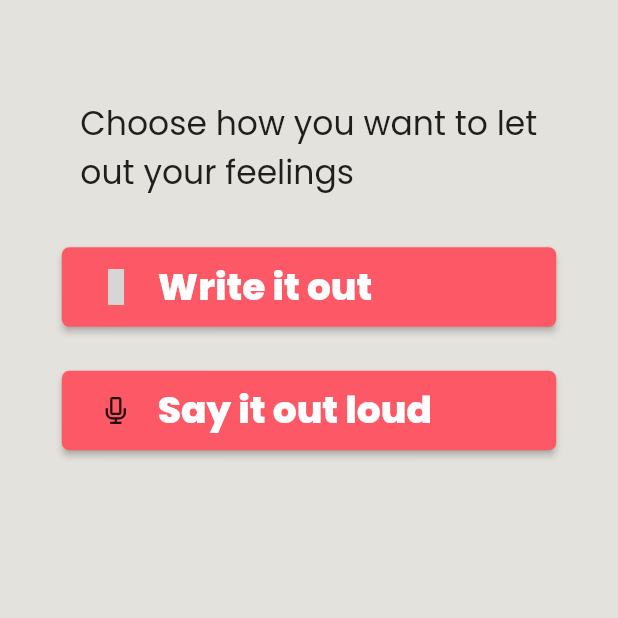
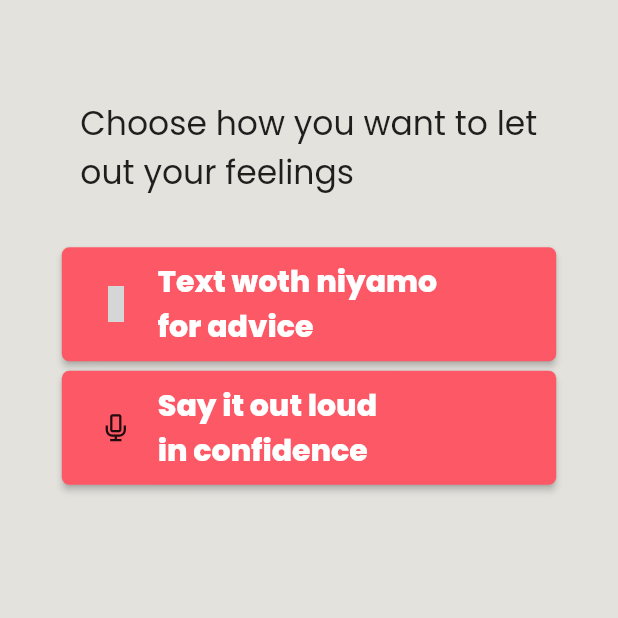
Before and after one commit to dwvicy/niyamo, a Flutter app: the Rant screen opened directly, on a phone screen of 412 x 824 dp, the top half of it. Run offline on Flutter 3.47's test engine with Material 2 defaults, Android fonts, the phone set to English and light mode, and no system bars; our stand-ins replace carousel_slider, intro_slider, line_icons; grey boxes are pictures that could not be loaded.

Commit message:
ui: modifying rant

```diff
--- a/lib/screens/rant.dart
+++ b/lib/screens/rant.dart
@@ -45,11 +45,11 @@ class _RantState extends State<Rant> {
                     Padding(
                       padding: const EdgeInsets.all(8.0),
                       child: Text(
-                        'Write it out',
+                        'Text woth niyamo\nfor advice',
                         style: TextStyle(
                             color: Colors.white,
                             fontWeight: FontWeight.bold,
-                            fontSize: 25),
+                            fontSize: 20),
                       ),
                     ),
                   ],
@@ -75,11 +75,11 @@ class _RantState extends State<Rant> {
                     Padding(
                       padding: const EdgeInsets.all(8.0),
                       child: Text(
-                        'Say it out loud',
+                        'Say it out loud\nin confidence',
                         style: TextStyle(
                             color: Colors.white,
                             fontWeight: FontWeight.bold,
-                            fontSize: 25),
+                            fontSize: 20),
                       ),
                     ),
                   ],
```
